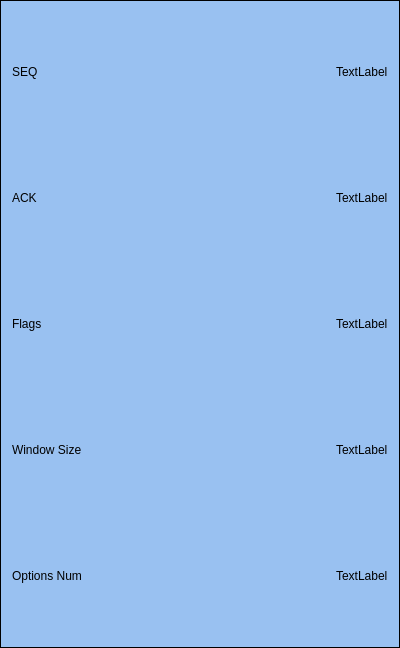
Above: sniffer/form/tcpinfo.ui from SunYvming/Sniffer before the change. Below: the same form after it.
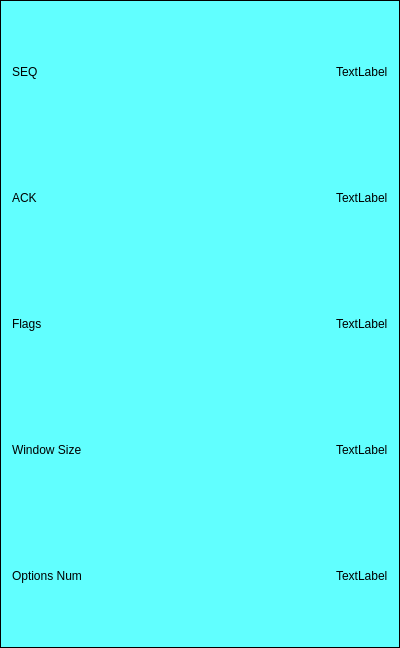
That is the form after the change.

Patch:
```diff
--- a/sniffer/form/tcpinfo.ui
+++ b/sniffer/form/tcpinfo.ui
@@ -16,27 +16,27 @@
      <colorrole role="Button">
       <brush brushstyle="SolidPattern">
        <color alpha="255">
-        <red>153</red>
-        <green>193</green>
-        <blue>241</blue>
+        <red>97</red>
+        <green>255</green>
+        <blue>255</blue>
        </color>
       </brush>
      </colorrole>
      <colorrole role="Base">
       <brush brushstyle="SolidPattern">
        <color alpha="255">
-        <red>153</red>
-        <green>193</green>
-        <blue>241</blue>
+        <red>97</red>
+        <green>255</green>
+        <blue>255</blue>
        </color>
       </brush>
      </colorrole>
      <colorrole role="Window">
       <brush brushstyle="SolidPattern">
        <color alpha="255">
-        <red>153</red>
-        <green>193</green>
-        <blue>241</blue>
+        <red>97</red>
+        <green>255</green>
+        <blue>255</blue>
        </color>
       </brush>
      </colorrole>
@@ -45,27 +45,27 @@
      <colorrole role="Button">
       <brush brushstyle="SolidPattern">
        <color alpha="255">
-        <red>153</red>
-        <green>193</green>
-        <blue>241</blue>
+        <red>97</red>
+        <green>255</green>
+        <blue>255</blue>
        </color>
       </brush>
      </colorrole>
      <colorrole role="Base">
       <brush brushstyle="SolidPattern">
        <color alpha="255">
-        <red>153</red>
-        <green>193</green>
-        <blue>241</blue>
+        <red>97</red>
+        <green>255</green>
+        <blue>255</blue>
        </color>
       </brush>
      </colorrole>
      <colorrole role="Window">
       <brush brushstyle="SolidPattern">
        <color alpha="255">
-        <red>153</red>
-        <green>193</green>
-        <blue>241</blue>
+        <red>97</red>
+        <green>255</green>
+        <blue>255</blue>
        </color>
       </brush>
      </colorrole>
@@ -74,27 +74,27 @@
      <colorrole role="Button">
       <brush brushstyle="SolidPattern">
        <color alpha="255">
-        <red>153</red>
-        <green>193</green>
-        <blue>241</blue>
+        <red>97</red>
+        <green>255</green>
+        <blue>255</blue>
        </color>
       </brush>
      </colorrole>
      <colorrole role="Base">
       <brush brushstyle="SolidPattern">
        <color alpha="255">
-        <red>153</red>
-        <green>193</green>
-        <blue>241</blue>
+        <red>97</red>
+        <green>255</green>
+        <blue>255</blue>
        </color>
       </brush>
      </colorrole>
      <colorrole role="Window">
       <brush brushstyle="SolidPattern">
        <color alpha="255">
-        <red>153</red>
-        <green>193</green>
-        <blue>241</blue>
+        <red>97</red>
+        <green>255</green>
+        <blue>255</blue>
        </color>
       </brush>
      </colorrole>
@@ -105,7 +105,7 @@
    <string>Frame</string>
   </property>
   <property name="styleSheet">
-   <string notr="true">background-color:rgb(153, 193, 241);</string>
+   <string notr="true">background-color: rgb(97, 255, 255);</string>
   </property>
   <property name="frameShape">
    <enum>QFrame::Box</enum>
```
